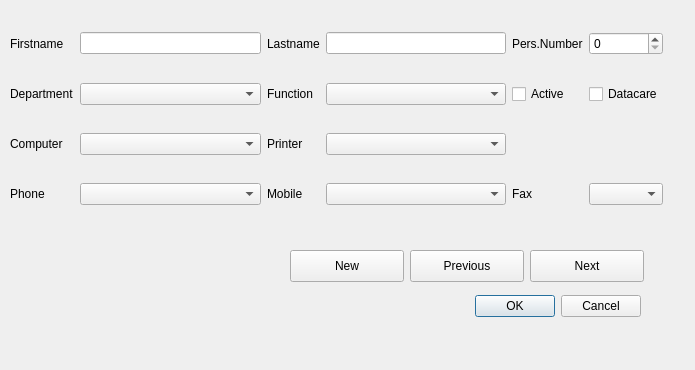
Qt form src/employeeinputdialog.ui (jmuelbert/jmbde-QT) before a commit.
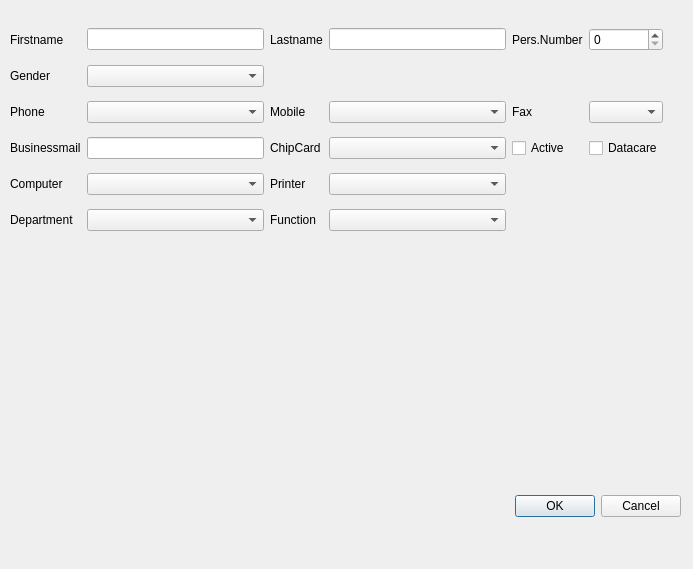
The same form after that commit.

```diff
--- a/src/employeeinputdialog.ui
+++ b/src/employeeinputdialog.ui
@@ -6,8 +6,8 @@
    <rect>
     <x>0</x>
     <y>0</y>
-    <width>695</width>
-    <height>370</height>
+    <width>693</width>
+    <height>569</height>
    </rect>
   </property>
   <property name="windowTitle">
@@ -16,8 +16,8 @@
   <widget class="QDialogButtonBox" name="buttonBox">
    <property name="geometry">
     <rect>
-     <x>300</x>
-     <y>290</y>
+     <x>340</x>
+     <y>490</y>
      <width>341</width>
      <height>32</height>
     </rect>
@@ -33,13 +33,13 @@
    <property name="geometry">
     <rect>
      <x>10</x>
-     <y>10</y>
+     <y>20</y>
      <width>653</width>
      <height>221</height>
     </rect>
    </property>
    <layout class="QGridLayout" name="gridLayout">
-    <item row="3" column="1">
+    <item row="6" column="0">
      <widget class="QLabel" name="labelComputer">
       <property name="text">
        <string>Computer</string>
@@ -49,17 +49,7 @@
       </property>
      </widget>
     </item>
-    <item row="4" column="6">
-     <widget class="QLabel" name="labelFax">
-      <property name="text">
-       <string>Fax</string>
-      </property>
-      <property name="buddy">
-       <cstring>comboBoxFax</cstring>
-      </property>
-     </widget>
-    </item>
-    <item row="3" column="4">
+    <item row="6" column="2">
      <widget class="QLabel" name="labelPrinter">
       <property name="text">
        <string>Printer</string>
@@ -69,7 +59,26 @@
       </property>
      </widget>
     </item>
-    <item row="1" column="1">
+    <item row="6" column="3">
+     <widget class="QComboBox" name="comboBoxPrinter"/>
+    </item>
+    <item row="6" column="1">
+     <widget class="QComboBox" name="comboBoxComputer"/>
+    </item>
+    <item row="7" column="2">
+     <widget class="QLabel" name="labelFunction">
+      <property name="text">
+       <string>Function</string>
+      </property>
+      <property name="buddy">
+       <cstring>comboBoxFunction</cstring>
+      </property>
+     </widget>
+    </item>
+    <item row="7" column="1">
+     <widget class="QComboBox" name="comboBoxDepartment"/>
+    </item>
+    <item row="7" column="0">
      <widget class="QLabel" name="labelDepartment">
       <property name="text">
        <string>Department</string>
@@ -79,7 +88,26 @@
       </property>
      </widget>
     </item>
-    <item row="4" column="1">
+    <item row="2" column="3">
+     <widget class="QComboBox" name="comboBoxMobile"/>
+    </item>
+    <item row="0" column="3">
+     <widget class="QLineEdit" name="lineEditLastname"/>
+    </item>
+    <item row="7" column="3">
+     <widget class="QComboBox" name="comboBoxFunction"/>
+    </item>
+    <item row="0" column="5">
+     <widget class="QDoubleSpinBox" name="doubleSpinBoxPersNR">
+      <property name="decimals">
+       <number>0</number>
+      </property>
+      <property name="maximum">
+       <double>1000.000000000000000</double>
+      </property>
+     </widget>
+    </item>
+    <item row="2" column="0">
      <widget class="QLabel" name="labelPhone">
       <property name="text">
        <string>Phone</string>
@@ -89,58 +117,7 @@
       </property>
      </widget>
     </item>
-    <item row="0" column="1">
-     <widget class="QLabel" name="labelFirstName">
-      <property name="text">
-       <string>Firstname</string>
-      </property>
-      <property name="buddy">
-       <cstring>lineEditFirstName</cstring>
-      </property>
-     </widget>
-    </item>
-    <item row="4" column="4">
-     <widget class="QLabel" name="labelMobile">
-      <property name="text">
-       <string>Mobile</string>
-      </property>
-      <property name="buddy">
-       <cstring>comboBoxMobile</cstring>
-      </property>
-     </widget>
-    </item>
-    <item row="3" column="5">
-     <widget class="QComboBox" name="comboBoxPrinter"/>
-    </item>
-    <item row="3" column="2">
-     <widget class="QComboBox" name="comboBoxComputer"/>
-    </item>
-    <item row="4" column="2">
-     <widget class="QComboBox" name="comboBoxPhone"/>
-    </item>
-    <item row="4" column="7">
-     <widget class="QComboBox" name="comboBoxFax"/>
-    </item>
-    <item row="4" column="5">
-     <widget class="QComboBox" name="comboBoxMobile"/>
-    </item>
-    <item row="0" column="2">
-     <widget class="QLineEdit" name="lineEditFirstname"/>
-    </item>
     <item row="0" column="4">
-     <widget class="QLabel" name="labelLastName">
-      <property name="text">
-       <string>Lastname</string>
-      </property>
-      <property name="buddy">
-       <cstring>lineEditLastname</cstring>
-      </property>
-     </widget>
-    </item>
-    <item row="0" column="5">
-     <widget class="QLineEdit" name="lineEditLastname"/>
-    </item>
-    <item row="0" column="6">
      <widget class="QLabel" name="labelPersNumber">
       <property name="text">
        <string>Pers.Number</string>
@@ -150,84 +127,101 @@
       </property>
      </widget>
     </item>
-    <item row="0" column="7">
-     <widget class="QDoubleSpinBox" name="doubleSpinBoxPersNR">
-      <property name="decimals">
-       <number>0</number>
+    <item row="2" column="4">
+     <widget class="QLabel" name="labelFax">
+      <property name="text">
+       <string>Fax</string>
       </property>
      </widget>
     </item>
-    <item row="1" column="2">
-     <widget class="QComboBox" name="comboBoxDepartment"/>
-    </item>
-    <item row="1" column="4">
-     <widget class="QLabel" name="labelFunction">
+    <item row="0" column="2">
+     <widget class="QLabel" name="labelLastName">
       <property name="text">
-       <string>Function</string>
+       <string>Lastname</string>
       </property>
       <property name="buddy">
        <cstring>comboBoxFunction</cstring>
       </property>
      </widget>
     </item>
-    <item row="1" column="5">
-     <widget class="QComboBox" name="comboBoxFunction"/>
+    <item row="3" column="0">
+     <widget class="QLabel" name="label">
+      <property name="text">
+       <string>Businessmail</string>
+      </property>
+     </widget>
     </item>
-    <item row="1" column="7">
+    <item row="3" column="1">
+     <widget class="QLineEdit" name="lineEdit"/>
+    </item>
+    <item row="3" column="5">
      <widget class="QCheckBox" name="checkBoxDatacare">
       <property name="text">
        <string>Datacare</string>
       </property>
      </widget>
     </item>
-    <item row="1" column="6">
+    <item row="3" column="4">
      <widget class="QCheckBox" name="checkBoxActive">
       <property name="text">
        <string>Active</string>
       </property>
      </widget>
     </item>
+    <item row="3" column="2">
+     <widget class="QLabel" name="label_2">
+      <property name="text">
+       <string>ChipCard</string>
+      </property>
+     </widget>
+    </item>
+    <item row="3" column="3">
+     <widget class="QComboBox" name="comboBox"/>
+    </item>
+    <item row="2" column="2">
+     <widget class="QLabel" name="labelMobile">
+      <property name="text">
+       <string>Mobile</string>
+      </property>
+      <property name="buddy">
+       <cstring>comboBoxMobile</cstring>
+      </property>
+     </widget>
+    </item>
+    <item row="0" column="0">
+     <widget class="QLabel" name="labelFirstName">
+      <property name="text">
+       <string>Firstname</string>
+      </property>
+      <property name="buddy">
+       <cstring>lineEditFirstName</cstring>
+      </property>
+     </widget>
+    </item>
+    <item row="0" column="1">
+     <widget class="QLineEdit" name="lineEditFirstname"/>
+    </item>
+    <item row="2" column="1">
+     <widget class="QComboBox" name="comboBoxPhone"/>
+    </item>
+    <item row="2" column="5">
+     <widget class="QComboBox" name="comboBoxFax"/>
+    </item>
+    <item row="1" column="0">
+     <widget class="QLabel" name="labelGender">
+      <property name="text">
+       <string>Gender</string>
+      </property>
+      <property name="buddy">
+       <cstring>comboBoxGender</cstring>
+      </property>
+     </widget>
+    </item>
+    <item row="1" column="1">
+     <widget class="QComboBox" name="comboBoxGender"/>
+    </item>
    </layout>
   </widget>
-  <widget class="QPushButton" name="nextButton">
-   <property name="geometry">
-    <rect>
-     <x>530</x>
-     <y>250</y>
-     <width>114</width>
-     <height>32</height>
-    </rect>
-   </property>
-   <property name="text">
-    <string>Next</string>
-   </property>
-  </widget>
-  <widget class="QPushButton" name="previousButton">
-   <property name="geometry">
-    <rect>
-     <x>410</x>
-     <y>250</y>
-     <width>114</width>
-     <height>32</height>
-    </rect>
-   </property>
-   <property name="text">
-    <string>Previous</string>
-   </property>
-  </widget>
-  <widget class="QPushButton" name="pushButtonNew">
-   <property name="geometry">
-    <rect>
-     <x>290</x>
-     <y>250</y>
-     <width>114</width>
-     <height>32</height>
-    </rect>
-   </property>
-   <property name="text">
-    <string>New</string>
-   </property>
-  </widget>
  </widget>
  <resources/>
  <connections>
```
Left out of the diff: 5 changed lines with no effect on the pictures.
